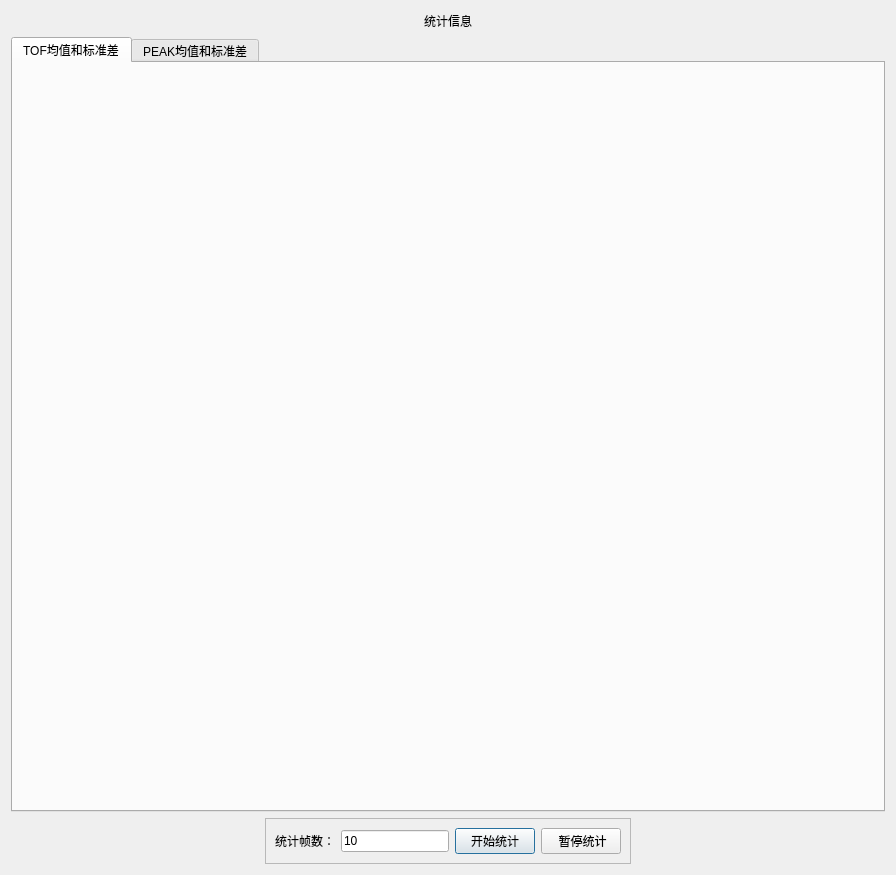
This is statisticsdialog.ui in heathen557/show3DPointCloud as Qt 5 draws it before an edit. The edited form follows.
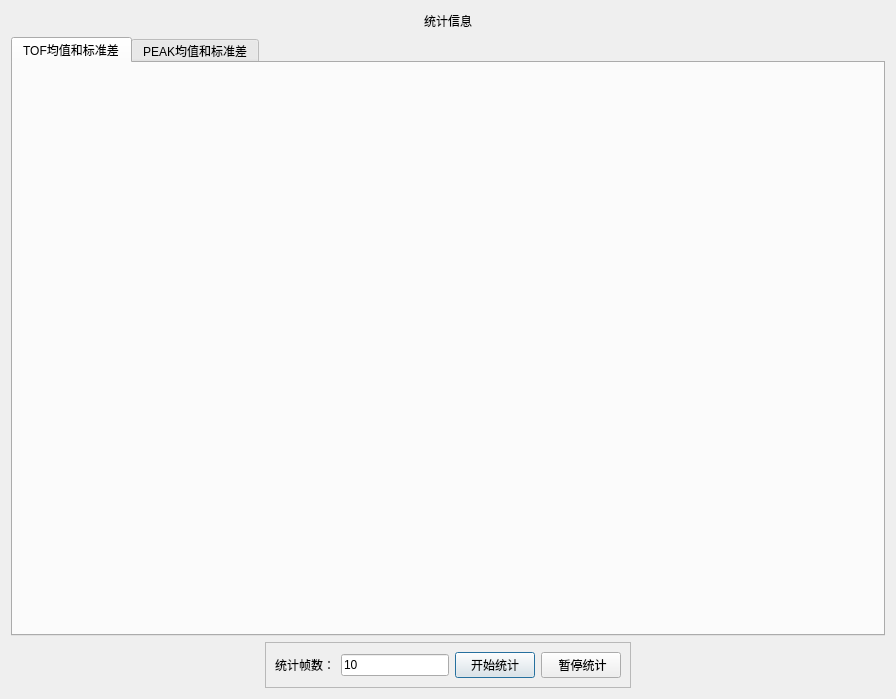
This is the edited form. Icons and pictures are not drawn.

Patch:
```diff
--- a/statisticsdialog.ui
+++ b/statisticsdialog.ui
@@ -7,7 +7,7 @@
     <x>0</x>
     <y>0</y>
     <width>896</width>
-    <height>875</height>
+    <height>699</height>
    </rect>
   </property>
   <property name="windowTitle">
```
